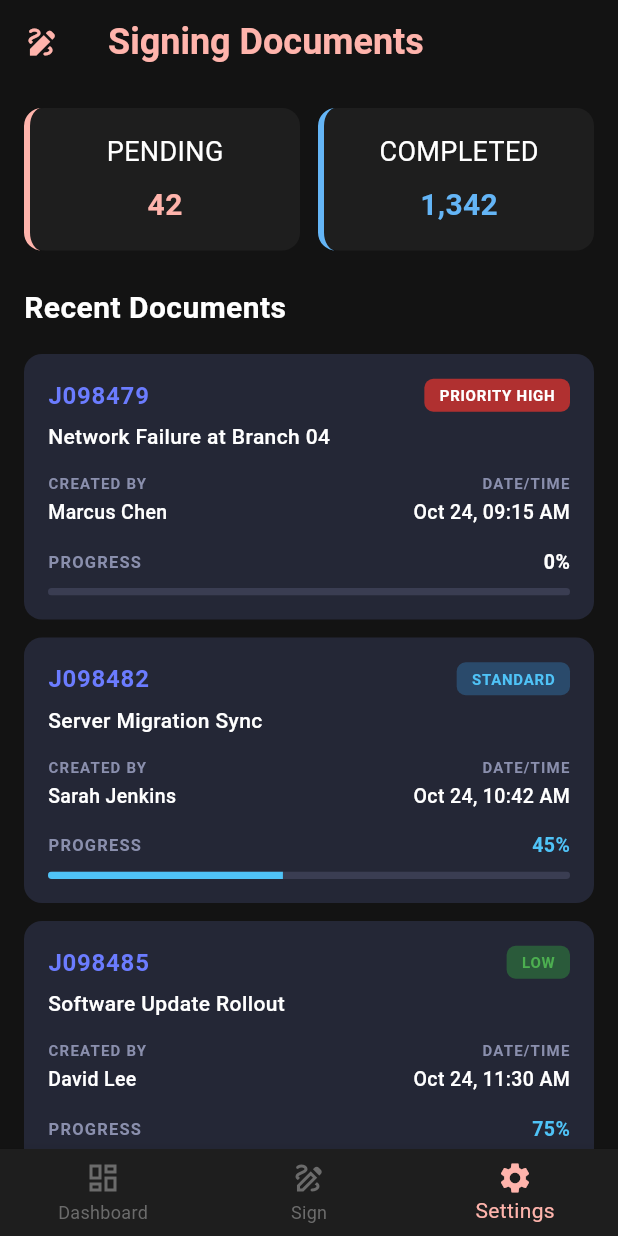
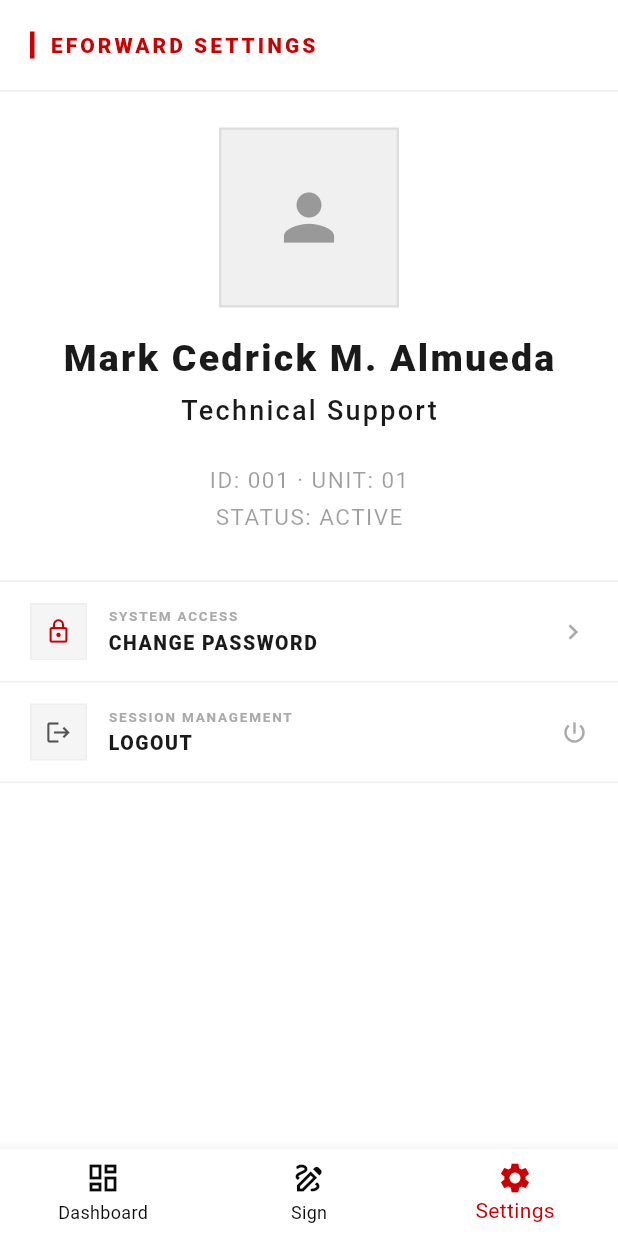
Before and after one commit to Yotsubanashi/eforward_app, a Flutter app: the DashboardPage screen opened directly, item 3 of the bottom bar chosen, on a phone screen of 412 x 824 dp. Run offline on Flutter 3.47's test engine with Material 3 defaults, Android fonts, the phone set to English and light mode, and no system bars; our stand-ins replace shared_preferences; accounts and stored records are empty.

Commit message:
update:settings

```diff
--- a/lib/components/bottom_navigator.dart
+++ b/lib/components/bottom_navigator.dart
@@ -1,4 +1,7 @@
+import 'package:eforward_app/Pages/dashboard.dart';
 import 'package:flutter/material.dart';
+import 'package:eforward_app/pages/login.dart';
+import 'package:eforward_app/pages/settings.dart';
 
 class BottomNavigator extends StatelessWidget {
   final int selectedIndex;
@@ -14,10 +17,16 @@
   Widget build(BuildContext context) {
     return BottomNavigationBar(
       currentIndex: selectedIndex,
-      onTap: onTap,
-      backgroundColor: const Color(0xFF1E1E1E),
-      selectedItemColor: const Color(0xFFFFB4AC),
-      unselectedItemColor: const Color(0xFF6B6B6B),
+       onTap: (index) => index == 1
+          ? Navigator.push(context, MaterialPageRoute(builder: (_) => const LoginScreen()))
+          : index == 2
+              ? Navigator.push(context, MaterialPageRoute(builder: (_) => const SettingsPage()))
+          : index == 0
+              ? Navigator.push(context, MaterialPageRoute(builder: (_) => const DashboardPage()))
+          : onTap(index),
+      backgroundColor: Colors.white,
+      selectedItemColor: Color(0xFFCC0000),
+      unselectedItemColor: Color(0xFF0a0a0a),
       type: BottomNavigationBarType.fixed,
       items: const [
         BottomNavigationBarItem(
@@ -31,10 +40,12 @@
           label: 'Sign',
         ),
         BottomNavigationBarItem(
-          icon: Icon(Icons.settings_outlined),
-          activeIcon: Icon(Icons.settings),
-          label: 'Settings',
-        ),
+         icon: Icon(Icons.settings_outlined),
+         activeIcon: Icon(Icons.settings),
+         label: 'Settings',
+       ),
+
+
       ],
     );
   }
--- a/lib/components/status_ticket.dart
+++ b/lib/components/status_ticket.dart
@@ -26,7 +26,7 @@
             const Text(
               'Recent Documents',
               style: TextStyle(
-                color: Colors.white,
+                color: Color(0xFF0a0a0a),
                 fontSize: 20,
                 fontWeight: FontWeight.bold,
                 letterSpacing: 0.3,
--- a/lib/pages/dashboard.dart
+++ b/lib/pages/dashboard.dart
@@ -18,18 +18,18 @@
   Widget build(BuildContext context) {
     return Scaffold(
       appBar: AppBar(
-        leading: const Icon(Icons.draw, color: Color(0xFFFFB4AC)),
-        backgroundColor: const Color(0xFF131313),
+        leading: const Icon(Icons.draw, color: Color(0xFFCC0000)),
+        backgroundColor: Colors.white,
         title: const Text(
           "Signing Documents",
           style: TextStyle(
-            color: Color(0xFFFFB4AC),
+            color: Color(0xFFCC0000),
             fontSize: 24,
             fontWeight: FontWeight.bold,
           ),
         ),
       ),
-      backgroundColor: const Color(0xFF131313),
+      backgroundColor: Colors.white,
       body: SingleChildScrollView(
         padding: const EdgeInsets.all(16),
         child: Column(
@@ -76,6 +76,14 @@
                   progress: 0.75,
                   priority: TicketPriority.low,
                 ),
+                 TicketData(
+                  id: 'J098485',
+                  title: 'Software Update Rollout',
+                  createdBy: 'David Lee',
+                  dateTime: 'Oct 24, 11:30 AM',
+                  progress: 0.75,
+                  priority: TicketPriority.low,
+                ),
               ],
             ),
           ],
--- /dev/null
+++ b/lib/pages/settings.dart
@@ -0,0 +1,231 @@
+import 'package:flutter/material.dart';
+import 'package:eforward_app/pages/login.dart'; // 👈 import your login screen
+import 'package:eforward_app/components/bottom_navigator.dart';
+
+class SettingsPage extends StatelessWidget {
+  const SettingsPage({super.key});
+
+
+  @override
+  Widget build(BuildContext context) {
+    int selectedIndex = 2;
+    return Scaffold(
+      backgroundColor: Colors.white,
+      body: SafeArea(
+        child: Column(
+          crossAxisAlignment: CrossAxisAlignment.start,
+          children: [
+
+            // Header
+            Padding(
+              padding: const EdgeInsets.symmetric(horizontal: 20, vertical: 20),
+              child: Row(
+                children: [
+                  Container(
+                    width: 3,
+                    height: 18,
+                    color: const Color(0xFFCC0000),
+                  ),
+                  const SizedBox(width: 10),
+                  const Text(
+                    "EFORWARD SETTINGS",
+                    style: TextStyle(
+                      fontSize: 14,
+                      fontWeight: FontWeight.w900,
+                      letterSpacing: 2,
+                      color: Color(0xFFCC0000),
+                    ),
+                  ),
+                ],
+              ),
+            ),
+
+            const Divider(height: 1, color: Color(0xFFEEEEEE)),
+            const SizedBox(height: 24),
+
+            // Profile Card
+            Center(
+              child: Column(
+                children: [
+
+                  // Avatar
+                  Stack(
+                    alignment: Alignment.bottomCenter,
+                    children: [
+                      Container(
+                        width: 120,
+                        height: 120,
+                        decoration: BoxDecoration(
+                          color: const Color(0xFFF0F0F0),
+                          border: Border.all(color: const Color(0xFFDDDDDD), width: 1.5),
+                        ),
+                        child: const Icon(
+                          Icons.person,
+                          size: 50,
+                          color: Color(0xFF999999),
+                        ),
+                      ),
+                    ],
+                  ),
+
+                  const SizedBox(height: 16),
+
+                  // Name
+                  const Text(
+                    "Mark Cedrick M. Almueda",
+                    style: TextStyle(
+                      fontSize: 25,
+                      fontWeight: FontWeight.w900,
+                      letterSpacing: 1.5,
+                      color: Color(0xFF1A1A1A),
+                    ),
+                  ),
+                  const SizedBox(height: 4),
+
+                  // Role
+                  const Text(
+                    "Technical Support",
+                    style: TextStyle(
+                      fontSize: 18,
+                      color: Color(0xFF1A1A1A),
+                      letterSpacing: 1.5,
+                      fontWeight: FontWeight.w500,
+                    ),
+                  ),
+                  const SizedBox(height: 10),
+
+
+                  const SizedBox(height: 12),
+
+                  // ID / Unit / Status
+                  Text(
+                    "ID: 001 · UNIT: 01",
+                    style: TextStyle(
+                      fontSize: 15,
+                      color: Colors.black38,
+                      letterSpacing: 1,
+                    ),
+                  ),
+                  const SizedBox(height: 4),
+                  const Text(
+                    "STATUS: ACTIVE",
+                    style: TextStyle(
+                      fontSize: 15,
+                      color: Colors.black38,
+                      letterSpacing: 1,
+                    ),
+                  ),
+                ],
+              ),
+            ),
+
+            const SizedBox(height: 32),
+            const Divider(height: 1, color: Color(0xFFEEEEEE)),
+
+            // Change Password
+            _buildMenuItem(
+              context,
+              icon: Icons.lock_outline,
+              iconColor: const Color(0xFFCC0000),
+              label: "SYSTEM ACCESS",
+              title: "CHANGE PASSWORD",
+              trailing: const Icon(Icons.chevron_right, color: Color(0xFFAAAAAA), size: 20),
+              onTap: () {
+                // TODO: navigate to change password screen
+              },
+            ),
+
+            const Divider(height: 1, color: Color(0xFFEEEEEE)),
+
+            // Logout
+            _buildMenuItem(
+              context,
+              icon: Icons.logout,
+              iconColor: const Color(0xFF555555),
+              label: "SESSION MANAGEMENT",
+              title: "LOGOUT",
+              trailing: const Icon(Icons.power_settings_new, color: Color(0xFFAAAAAA), size: 18),
+              onTap: () {
+                Navigator.pushReplacement(
+                  context,
+                  MaterialPageRoute(builder: (_) => const LoginScreen()),
+                );
+              },
+            ),
+
+            const Divider(height: 1, color: Color(0xFFEEEEEE)),
+          ],
+        ),
+      ),
+      bottomNavigationBar: BottomNavigator(
+        selectedIndex: selectedIndex,
+        onTap: (index) => setState(() => selectedIndex = index),
+      ),
+    );
+  }
+
+  Widget _buildMenuItem(
+    BuildContext context, {
+    required IconData icon,
+    required Color iconColor,
+    required String label,
+    required String title,
+    required Widget trailing,
+    required VoidCallback onTap,
+  }) {
+    return InkWell(
+      onTap: onTap,
+      child: Padding(
+        padding: const EdgeInsets.symmetric(horizontal: 20, vertical: 14),
+        child: Row(
+          children: [
+            Container(
+              width: 38,
+              height: 38,
+              decoration: BoxDecoration(
+                color: const Color(0xFFF5F5F5),
+                border: Border.all(color: const Color(0xFFEEEEEE)),
+              ),
+              child: Icon(icon, size: 18, color: iconColor),
+            ),
+            const SizedBox(width: 14),
+            Expanded(
+              child: Column(
+                crossAxisAlignment: CrossAxisAlignment.start,
+                children: [
+                  Text(
+                    label,
+                    style: const TextStyle(
+                      fontSize: 9,
+                      color: Color(0xFFAAAAAA),
+                      letterSpacing: 1.2,
+                      fontWeight: FontWeight.w600,
+                    ),
+                  ),
+                  const SizedBox(height: 2),
+                  Text(
+                    title,
+                    style: const TextStyle(
+                      fontSize: 13,
+                      fontWeight: FontWeight.w800,
+                      letterSpacing: 1,
+                      color: Color(0xFF1A1A1A),
+                    ),
+                  ),
+                ],
+              ),
+            ),
+            trailing,
+          ],
+        ),
+
+
+      ),
+
+    );
+
+  }
+
+  void setState(int Function() param0) {}
+
+}
--- a/pubspec.yaml
+++ b/pubspec.yaml
@@ -30,10 +30,13 @@
 dependencies:
   flutter:
     sdk: flutter
+  shared_preferences: ^2.5.5
+  image_picker: ^1.0.7
 
+shared_preferences: ^2.2.2
   # The following adds the Cupertino Icons font to your application.
   # Use with the CupertinoIcons class for iOS style icons.
-  cupertino_icons: ^1.0.8
+cupertino_icons: ^1.0.8
 
 dev_dependencies:
   flutter_test:
```
Also changed, not shown: lib/pages/login.dart (+55 -2 lines), pubspec.lock, 6 other files.
